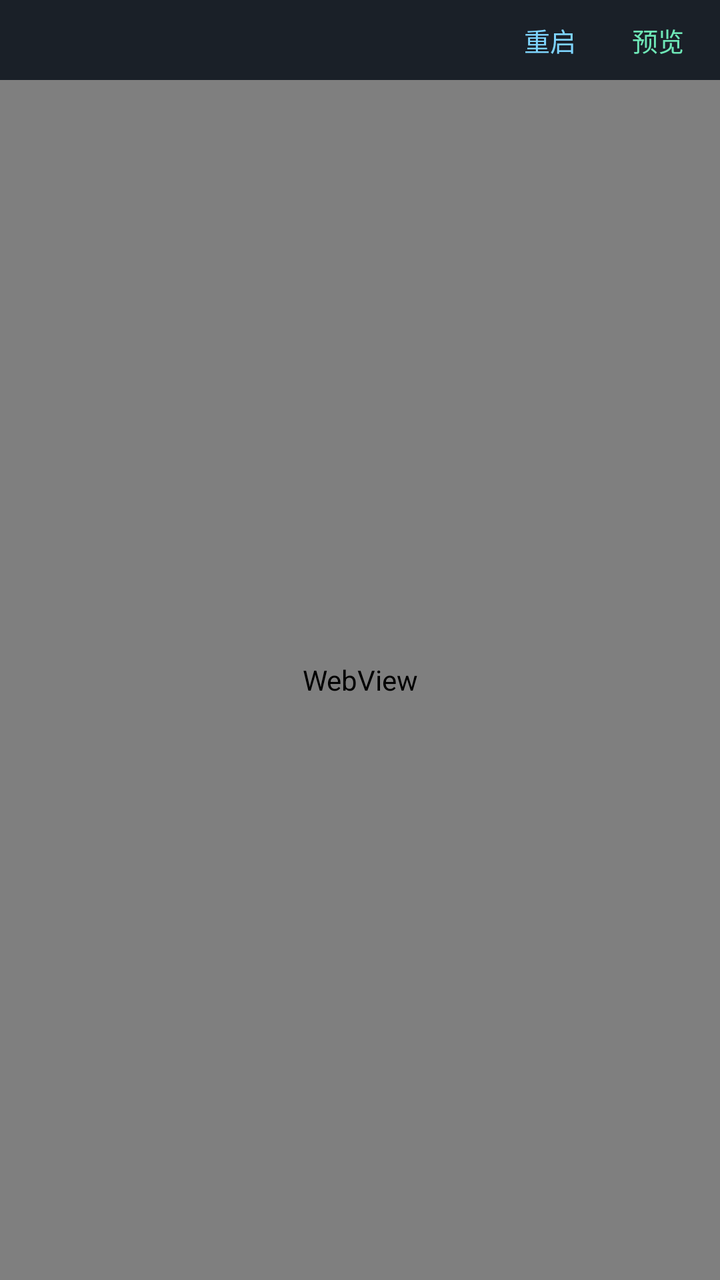
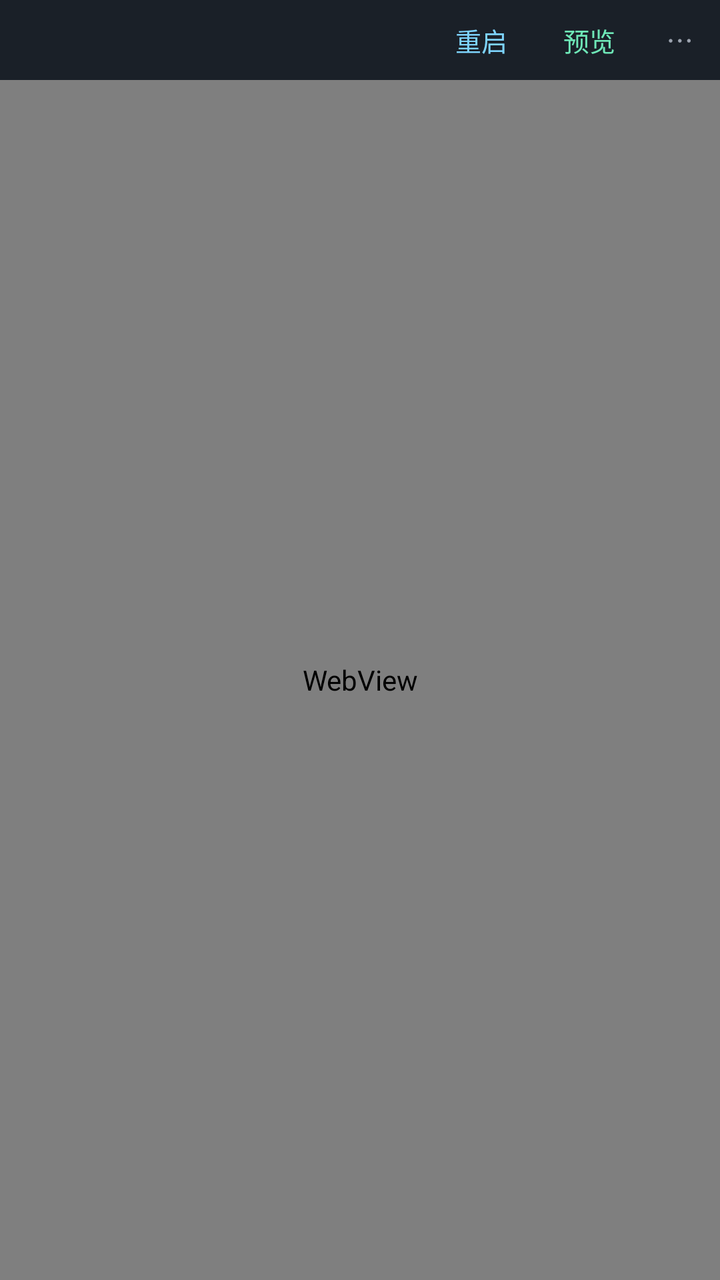

Compare the two renders of this Android layout. The source of the first and the diff that turns it into the second are given below.
<!-- AndroidManifest.xml: application theme Theme.Dsh -->
<!-- res/layout/activity_main.xml -->
<?xml version="1.0" encoding="utf-8"?>
<FrameLayout xmlns:android="http://schemas.android.com/apk/res/android"
    android:layout_width="match_parent"
    android:layout_height="match_parent">

    
    <LinearLayout
        android:id="@+id/statusBarRow"
        android:layout_width="match_parent"
        android:layout_height="40dp"
        android:orientation="horizontal"
        android:background="#FF1A2028"
        android:gravity="center_vertical">

        <TextView
            android:id="@+id/statusBar"
            android:layout_width="0dp"
            android:layout_height="wrap_content"
            android:layout_weight="1"
            android:paddingHorizontal="16dp"
            android:textColor="#FF9CA3AF"
            android:textSize="13sp"
            android:singleLine="true"
            android:ellipsize="end" />

        <TextView
            android:id="@+id/btnRestart"
            android:layout_width="wrap_content"
            android:layout_height="match_parent"
            android:gravity="center"
            android:paddingHorizontal="14dp"
            android:text="@string/btn_restart"
            android:textColor="#FF7DD3FC"
            android:textSize="13sp"
            android:background="?android:attr/selectableItemBackground" />

        <TextView
            android:id="@+id/btnPreview"
            android:layout_width="wrap_content"
            android:layout_height="match_parent"
            android:gravity="center"
            android:paddingHorizontal="14dp"
            android:layout_marginEnd="4dp"
            android:text="@string/btn_preview"
            android:textColor="#FF6EE7B7"
            android:textSize="13sp"
            android:background="?android:attr/selectableItemBackground" />
    </LinearLayout>

    <WebView
        android:id="@+id/webView"
        android:layout_width="match_parent"
        android:layout_height="match_parent"
        android:layout_marginTop="40dp" />
</FrameLayout>
<!-- resources referenced by this layout -->
<resources>
  <string name="btn_preview">预览</string>
  <string name="btn_restart">重启</string>
  <style name="Theme.Dsh" parent="android:Theme.Material.NoActionBar">
          <item name="android:statusBarColor">#FF101418</item>
          <item name="android:navigationBarColor">#FF101418</item>
          <item name="android:windowBackground">#FF101418</item>
      </style>
</resources>

<!-- the commit's change to res/layout/activity_main.xml (unified diff, before → after) -->
@@ -40,10 +40,21 @@
             android:layout_height="match_parent"
             android:gravity="center"
             android:paddingHorizontal="14dp"
-            android:layout_marginEnd="4dp"
             android:text="@string/btn_preview"
             android:textColor="#FF6EE7B7"
             android:textSize="13sp"
+            android:background="?android:attr/selectableItemBackground" />
+
+        <TextView
+            android:id="@+id/btnMore"
+            android:layout_width="wrap_content"
+            android:layout_height="match_parent"
+            android:gravity="center"
+            android:paddingHorizontal="12dp"
+            android:layout_marginEnd="2dp"
+            android:text="@string/btn_more"
+            android:textColor="#FF9CA3AF"
+            android:textSize="15sp"
             android:background="?android:attr/selectableItemBackground" />
     </LinearLayout>
 
<!-- resource entries referenced after the edit -->
@@ -1,5 +1,6 @@
 <!-- resources referenced by this layout -->
 <resources>
+  <string name="btn_more">⋯</string>
   <string name="btn_preview">预览</string>
   <string name="btn_restart">重启</string>
   <style name="Theme.Dsh" parent="android:Theme.Material.NoActionBar">
